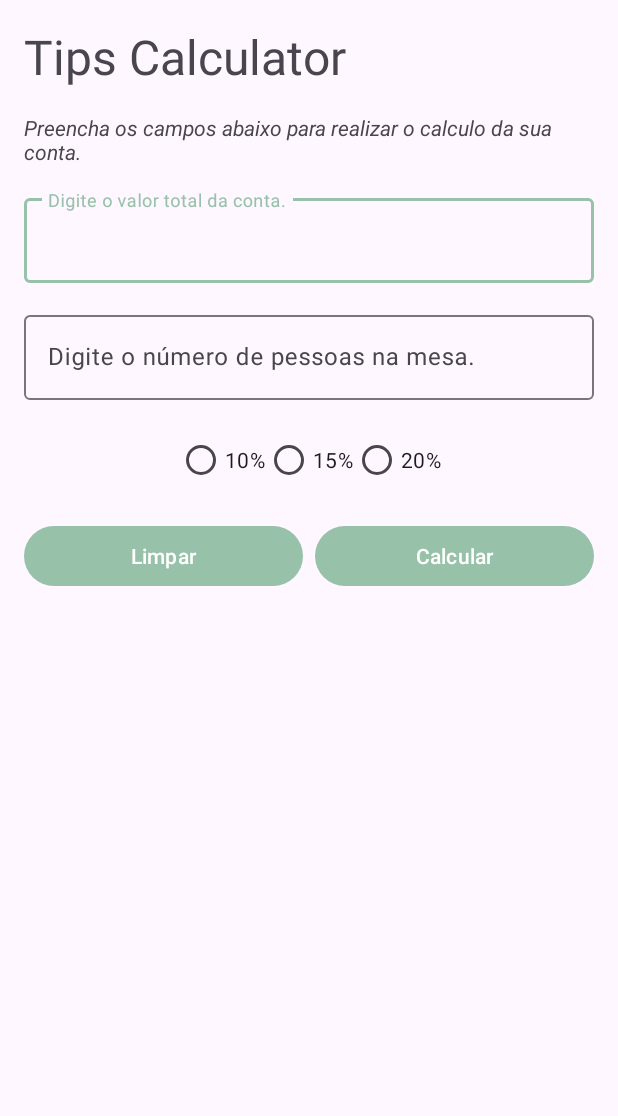
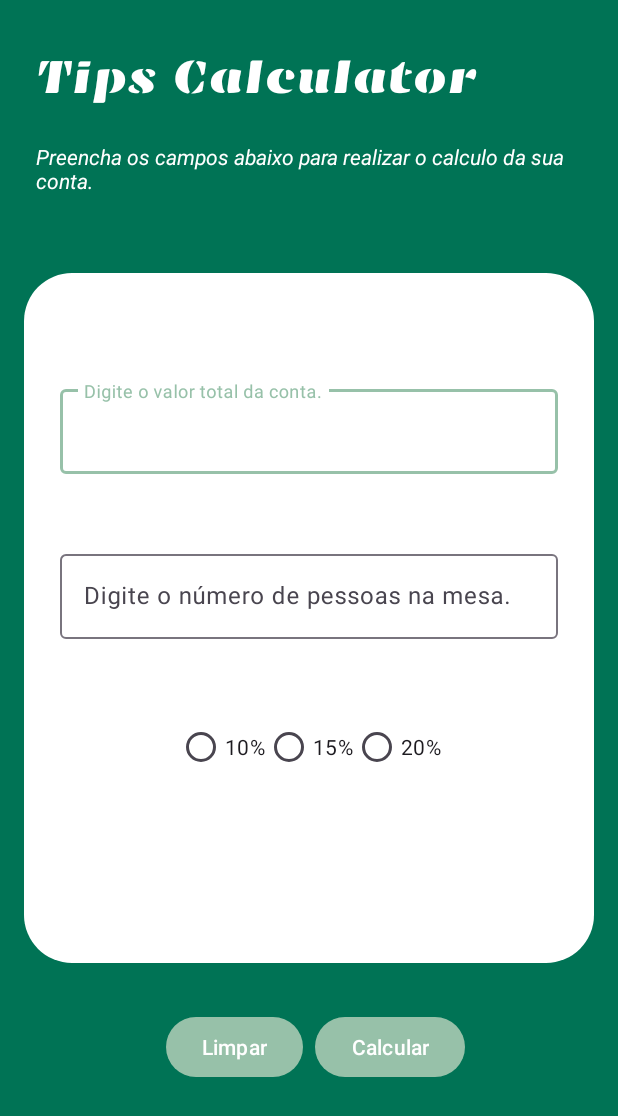
Before and after one commit to xCarolineBraga/AppGorjeta, an Android app: the Recebimento_Dados screen opened directly, with no data from a screen before it, on a phone screen of 412 x 824 dp. Shown: the top 1116 px of the screen. Run offline under Robolectric (Android 15) with nearby library versions, the phone set to English and light mode, and no system bars.

Commit message:
- implementação de fonte - implementação de botão "iniciar" - adição de imagem -melhoria de UI na segunda tela - recuperação do botão "Iniciar" - implementação de fluxo entre telas 1 e 2

```diff
--- a/app/src/main/java/com/example/appgorjetai/Recebimento_Dados.kt
+++ b/app/src/main/java/com/example/appgorjetai/Recebimento_Dados.kt
@@ -7,6 +7,8 @@ import androidx.appcompat.app.AppCompatActivity
 import androidx.core.view.ViewCompat
 import androidx.core.view.WindowInsetsCompat
 import com.google.android.material.textfield.TextInputEditText
+
+const val KEY_NEXT_ACTIVITY ="Next.Activity"
 
 class Recebimento_Dados : AppCompatActivity() {
     override fun onCreate(savedInstanceState: Bundle?) {
@@ -24,6 +26,8 @@ class Recebimento_Dados : AppCompatActivity() {
         // FindViewById
         //ViewBinding
 
+        val inicio = intent.getStringExtra(KEY_NEXT_ACTIVITY)
+
         val edtTotal = findViewById<TextInputEditText>(R.id.tie_total)
         val edtNumPeople = findViewById<TextInputEditText>(R.id.tie_num_people)
         val btnClean = findViewById<Button>(R.id.btn_clean)
--- /dev/null
+++ b/app/src/main/res/drawable/background2_tela_dados.xml
@@ -0,0 +1,10 @@
+<?xml version="1.0" encoding="utf-8"?>
+<shape xmlns:android="http://schemas.android.com/apk/res/android">
+    <solid android:color="@color/white"/>
+    <corners
+        android:bottomRightRadius="32dp"
+        android:bottomLeftRadius="32dp"
+        android:topRightRadius="32dp"
+        android:topLeftRadius="32dp"/>
+
+</shape>
--- a/app/src/main/res/drawable/background_tela_inicial.xml
+++ b/app/src/main/res/drawable/background_tela_inicial.xml
@@ -1,4 +1,5 @@
 <?xml version="1.0" encoding="utf-8"?>
 <shape xmlns:android="http://schemas.android.com/apk/res/android">
     <solid android:color="@color/tom_1"/>
+
 </shape>
--- a/app/src/main/res/layout/activity_recebimento_dados.xml
+++ b/app/src/main/res/layout/activity_recebimento_dados.xml
@@ -2,14 +2,20 @@
 <androidx.constraintlayout.widget.ConstraintLayout xmlns:android="http://schemas.android.com/apk/res/android"
 xmlns:app="http://schemas.android.com/apk/res-auto"
 android:layout_width="match_parent"
-android:layout_height="match_parent">
+android:layout_height="match_parent"
+    android:background="@color/novo">
+
+
 
         <TextView
             android:id="@+id/tv_title"
             android:layout_width="match_parent"
             android:layout_height="wrap_content"
-    android:layout_margin="16dp"
+            android:layout_marginTop="32dp"
+            android:layout_marginStart="24dp"
+            android:fontFamily="@font/font_3"
             android:text="Tips Calculator"
+            android:textColor="@color/white"
             android:textSize="32sp"
             app:layout_constraintEnd_toEndOf="parent"
             app:layout_constraintStart_toStartOf="parent"
@@ -19,18 +25,35 @@ android:layout_height="match_parent">
             android:id="@+id/tv_subtitle"
             android:layout_width="match_parent"
             android:layout_height="wrap_content"
-    android:layout_margin="16dp"
+            android:layout_margin="24dp"
             android:text="Preencha os campos abaixo para realizar o calculo da sua conta."
+            android:textColor="@color/white"
             android:textStyle="italic"
             app:layout_constraintEnd_toEndOf="parent"
             app:layout_constraintStart_toStartOf="parent"
             app:layout_constraintTop_toBottomOf="@+id/tv_title" />
 
+
+    <LinearLayout
+        android:id="@+id/vg_header"
+        android:layout_width="match_parent"
+        android:layout_height="wrap_content"
+        android:background="@drawable/background2_tela_dados"
+        android:orientation="vertical"
+        android:layout_marginStart="16dp"
+        android:layout_marginEnd="16dp"
+        app:layout_constraintBottom_toBottomOf="parent"
+        app:layout_constraintEnd_toEndOf="parent"
+        app:layout_constraintStart_toStartOf="parent"
+        app:layout_constraintTop_toTopOf="parent">
+
         <com.google.android.material.textfield.TextInputLayout
             android:id="@+id/til_total"
             android:layout_width="match_parent"
             android:layout_height="wrap_content"
-    android:layout_margin="16dp"
+            android:layout_marginStart="24dp"
+            android:layout_marginEnd="24dp"
+            android:layout_marginTop="72dp"
             app:layout_constraintEnd_toEndOf="parent"
             app:layout_constraintStart_toStartOf="parent"
             app:layout_constraintTop_toBottomOf="@+id/tv_subtitle">
@@ -48,7 +71,10 @@ android:layout_height="match_parent">
             android:id="@+id/til_number_of_people"
             android:layout_width="match_parent"
             android:layout_height="wrap_content"
-    android:layout_margin="16dp"
+            android:layout_marginEnd="24dp"
+            android:layout_marginStart="24dp"
+            android:layout_marginTop="48dp"
+            android:layout_marginBottom="32dp"
             app:layout_constraintEnd_toEndOf="parent"
             app:layout_constraintStart_toStartOf="parent"
             app:layout_constraintTop_toBottomOf="@+id/til_total">
@@ -58,7 +84,7 @@ android:layout_height="match_parent">
                 android:layout_width="match_parent"
                 android:layout_height="match_parent"
                 android:hint="Digite o número de pessoas na mesa."
-        android:inputType="number"/>
+                android:inputType="number" />
 
         </com.google.android.material.textfield.TextInputLayout>
 
@@ -66,11 +92,12 @@ android:layout_height="match_parent">
             android:id="@+id/rg_percentage"
             android:layout_width="match_parent"
             android:layout_height="wrap_content"
+            android:layout_marginStart="16dp"
+            android:layout_marginTop="16dp"
+            android:layout_marginEnd="16dp"
+            android:layout_marginBottom="120dp"
+            android:gravity="center_horizontal"
             android:orientation="horizontal"
-    android:gravity="center_horizontal"
-    android:layout_marginTop="16dp"
-    android:layout_marginStart="16dp"
-    android:layout_marginEnd="16dp"
             app:layout_constraintEnd_toEndOf="@+id/til_number_of_people"
             app:layout_constraintStart_toStartOf="@+id/til_number_of_people"
             app:layout_constraintTop_toBottomOf="@+id/til_number_of_people">
@@ -79,30 +106,34 @@ android:layout_height="match_parent">
                 android:id="@+id/rb_option_one"
                 android:layout_width="wrap_content"
                 android:layout_height="wrap_content"
-        android:text="10%"/>
+                android:text="10%" />
+
             <RadioButton
                 android:id="@+id/rb_option_two"
                 android:layout_width="wrap_content"
                 android:layout_height="wrap_content"
-        android:text="15%"/>
+                android:text="15%" />
+
             <RadioButton
                 android:id="@+id/rb_option_three"
                 android:layout_width="wrap_content"
                 android:layout_height="wrap_content"
-        android:text="20%"/>
+                android:text="20%" />
 
         </RadioGroup>
+
+
+    </LinearLayout>
 
     <Button
         android:id="@+id/btn_clean"
         android:layout_width="0dp"
         android:layout_height="wrap_content"
-    android:layout_marginTop="16dp"
         android:layout_marginEnd="4dp"
+        android:layout_marginTop="32dp"
         android:text="Limpar"
         app:layout_constraintEnd_toStartOf="@+id/vertical_guideline"
-    app:layout_constraintStart_toStartOf="@+id/til_number_of_people"
-    app:layout_constraintTop_toBottomOf="@+id/rg_percentage" />
+        app:layout_constraintTop_toBottomOf="@+id/vg_header" />
 
     <androidx.constraintlayout.widget.Guideline
         android:id="@+id/vertical_guideline"
@@ -112,17 +143,17 @@ android:layout_height="match_parent">
         app:layout_constraintGuide_percent="0.5"/>
 
 
-
     <Button
         android:id="@+id/btn_done"
         android:layout_width="0dp"
         android:layout_height="wrap_content"
-    android:layout_marginTop="16dp"
         android:layout_marginStart="4dp"
+        android:layout_marginTop="32dp"
         android:text="Calcular"
-    app:layout_constraintEnd_toEndOf="@+id/til_number_of_people"
         app:layout_constraintStart_toEndOf="@+id/vertical_guideline"
-    app:layout_constraintTop_toBottomOf="@+id/rg_percentage" />
+        app:layout_constraintTop_toBottomOf="@+id/vg_header" />
+
+
 
 
 </androidx.constraintlayout.widget.ConstraintLayout>
--- a/app/src/main/res/values-night/themes.xml
+++ b/app/src/main/res/values-night/themes.xml
@@ -3,5 +3,6 @@
     <style name="Base.Theme.AppGorjetaI" parent="Theme.Material3.DayNight.NoActionBar">
         <!-- Customize your dark theme here. -->
          <item name="colorPrimary">@color/tom_3</item>
+        <item name="android:statusBarColor">@color/novo</item>
     </style>
 </resources>
--- a/app/src/main/res/values/themes.xml
+++ b/app/src/main/res/values/themes.xml
@@ -3,6 +3,7 @@
     <style name="Base.Theme.AppGorjetaI" parent="Theme.Material3.DayNight.NoActionBar">
         <!-- Customize your light theme here. -->
          <item name="colorPrimary">@color/tom_3</item>
+        <item name="android:statusBarColor">@color/novo</item>
     </style>
 
     <style name="Theme.AppGorjetaI" parent="Base.Theme.AppGorjetaI" />
```
Also changed, not shown: app/src/main/java/com/example/appgorjetai/Tela_Inicial.kt (+12 -0 lines), app/src/main/res/drawable/background1_tela_dados.xml (added, +12 -0 lines), app/src/main/res/layout/activity_tela_inicial.xml (+4 -3 lines), app/src/main/res/values/colors.xml (+5 -2 lines), app/src/main/res/font/font_1.ttf (added). Lines whose indentation alone changed are shown as unchanged.
